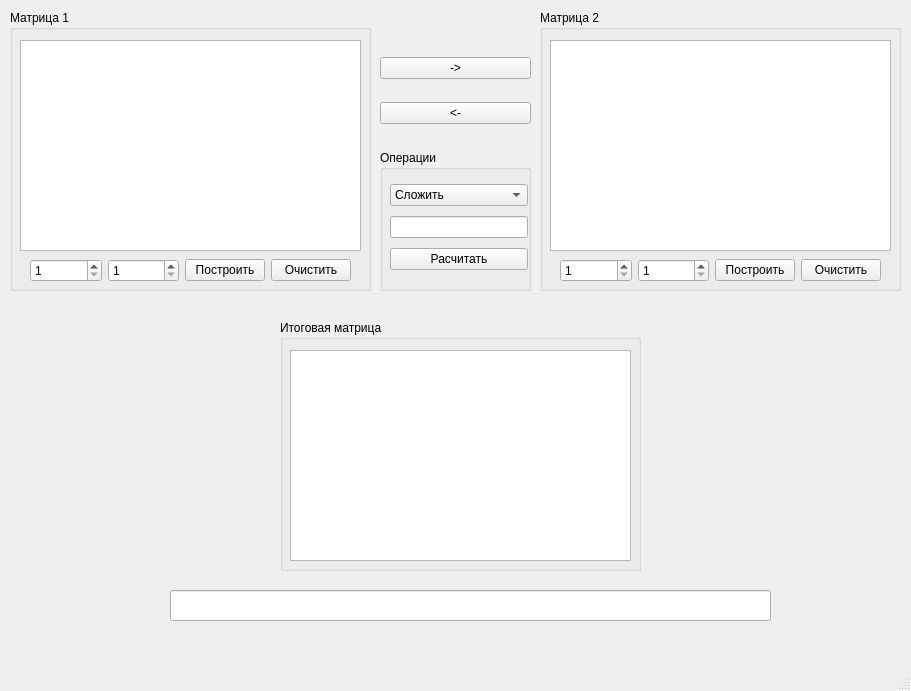
First picture: the form in mainwindow.ui, repository TyPaporotnyk/matrix-calculator, before the edit.
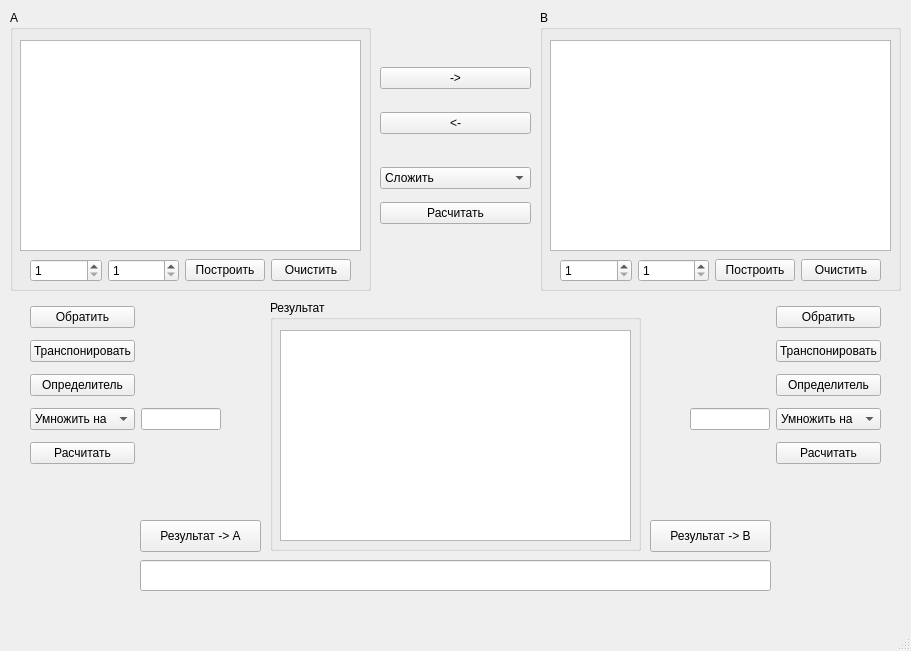
Second picture: the form after the edit.

Commit message: Updated UI and added some functional to buttons

```diff
--- a/mainwindow.ui
+++ b/mainwindow.ui
@@ -7,7 +7,7 @@
     <x>0</x>
     <y>0</y>
     <width>911</width>
-    <height>691</height>
+    <height>651</height>
    </rect>
   </property>
   <property name="windowTitle">
@@ -24,7 +24,7 @@
      </rect>
     </property>
     <property name="title">
-     <string>Матрица 1</string>
+     <string>A</string>
     </property>
     <widget class="QTableWidget" name="Matrix_1">
      <property name="geometry">
@@ -105,7 +105,7 @@
      </rect>
     </property>
     <property name="title">
-     <string>Матрица 2</string>
+     <string>B</string>
     </property>
     <widget class="QTableWidget" name="Matrix_2">
      <property name="geometry">
@@ -168,7 +168,7 @@
     <property name="geometry">
      <rect>
       <x>380</x>
-      <y>40</y>
+      <y>50</y>
       <width>151</width>
       <height>101</height>
      </rect>
@@ -193,21 +193,21 @@
    <widget class="QGroupBox" name="outputMatrixBox">
     <property name="geometry">
      <rect>
-      <x>280</x>
-      <y>320</y>
-      <width>361</width>
+      <x>270</x>
+      <y>300</y>
+      <width>371</width>
       <height>251</height>
      </rect>
     </property>
     <property name="title">
-     <string>Итоговая матрица</string>
+     <string>Результат</string>
     </property>
     <widget class="QTableWidget" name="Matrix_3">
      <property name="geometry">
       <rect>
        <x>10</x>
        <y>30</y>
-       <width>341</width>
+       <width>351</width>
        <height>211</height>
       </rect>
      </property>
@@ -216,32 +216,110 @@
    <widget class="QLineEdit" name="outputLine">
     <property name="geometry">
      <rect>
-      <x>170</x>
-      <y>590</y>
-      <width>601</width>
+      <x>140</x>
+      <y>560</y>
+      <width>631</width>
       <height>31</height>
      </rect>
     </property>
    </widget>
-   <widget class="QGroupBox" name="operationsBox">
+   <widget class="QWidget" name="gridLayoutWidget_6">
     <property name="geometry">
      <rect>
-      <x>380</x>
-      <y>150</y>
-      <width>151</width>
-      <height>141</height>
+      <x>30</x>
+      <y>300</y>
+      <width>191</width>
+      <height>174</height>
      </rect>
     </property>
-    <property name="title">
-     <string>Операции</string>
-    </property>
+    <layout class="QGridLayout" name="gridLayout_6">
+     <item row="0" column="0">
+      <widget class="QPushButton" name="matrixButon_convert_1">
+       <property name="text">
+        <string>Обратить</string>
+       </property>
+      </widget>
+     </item>
+     <item row="1" column="0">
+      <widget class="QPushButton" name="matrixButon_transpose_1">
+       <property name="text">
+        <string>Транспонировать</string>
+       </property>
+      </widget>
+     </item>
+     <item row="3" column="1">
+      <widget class="QLineEdit" name="matrix_line_1">
+       <property name="enabled">
+        <bool>true</bool>
+       </property>
+      </widget>
+     </item>
+     <item row="3" column="0">
+      <widget class="QComboBox" name="matrix_operations_1">
+       <property name="currentText">
+        <string>Умножить на</string>
+       </property>
+       <item>
+        <property name="text">
+         <string>Умножить на</string>
+        </property>
+       </item>
+       <item>
+        <property name="text">
+         <string>Поделить на</string>
+        </property>
+       </item>
+      </widget>
+     </item>
+     <item row="4" column="0">
+      <widget class="QPushButton" name="matrix_calc_1">
+       <property name="text">
+        <string>Расчитать</string>
+       </property>
+      </widget>
+     </item>
+     <item row="2" column="0">
+      <widget class="QPushButton" name="matrixButon_determinant_1">
+       <property name="text">
+        <string>Определитель</string>
+       </property>
+      </widget>
+     </item>
+    </layout>
+   </widget>
+   <widget class="QPushButton" name="result_to_A">
+    <property name="geometry">
+     <rect>
+      <x>140</x>
+      <y>520</y>
+      <width>121</width>
+      <height>32</height>
+     </rect>
+    </property>
+    <property name="text">
+     <string>Результат -&gt; A</string>
+    </property>
+   </widget>
+   <widget class="QPushButton" name="result_to_B">
+    <property name="geometry">
+     <rect>
+      <x>650</x>
+      <y>520</y>
+      <width>121</width>
+      <height>32</height>
+     </rect>
+    </property>
+    <property name="text">
+     <string>Результат -&gt; B</string>
+    </property>
+   </widget>
     <widget class="QWidget" name="gridLayoutWidget_4">
      <property name="geometry">
       <rect>
-       <x>10</x>
-       <y>30</y>
-       <width>138</width>
-       <height>95</height>
+      <x>380</x>
+      <y>160</y>
+      <width>151</width>
+      <height>71</height>
       </rect>
      </property>
      <layout class="QGridLayout" name="gridLayout_4">
@@ -265,39 +343,80 @@
           <string>Умножить</string>
          </property>
         </item>
-        <item>
-         <property name="text">
-          <string>Умножить на</string>
-         </property>
-        </item>
-        <item>
-         <property name="text">
-          <string>Поделить на</string>
-         </property>
-        </item>
-        <item>
-         <property name="text">
-          <string>Определитель</string>
-         </property>
-        </item>
-       </widget>
-      </item>
-      <item row="2" column="0">
+      </widget>
+     </item>
+     <item row="1" column="0">
        <widget class="QPushButton" name="calculateButton">
         <property name="text">
          <string>Расчитать</string>
         </property>
        </widget>
       </item>
-      <item row="1" column="0">
-       <widget class="QLineEdit" name="numLine">
+    </layout>
+   </widget>
+   <widget class="QWidget" name="gridLayoutWidget_7">
+    <property name="geometry">
+     <rect>
+      <x>690</x>
+      <y>300</y>
+      <width>191</width>
+      <height>174</height>
+     </rect>
+    </property>
+    <layout class="QGridLayout" name="gridLayout_7">
+     <item row="2" column="1">
+      <widget class="QPushButton" name="matrixButon_determinant_2">
+       <property name="text">
+        <string>Определитель</string>
+       </property>
+      </widget>
+     </item>
+     <item row="0" column="1">
+      <widget class="QPushButton" name="matrixButon_convert_2">
+       <property name="text">
+        <string>Обратить</string>
+       </property>
+      </widget>
+     </item>
+     <item row="1" column="1">
+      <widget class="QPushButton" name="matrixButon_transpose_2">
+       <property name="text">
+        <string>Транспонировать</string>
+       </property>
+      </widget>
+     </item>
+     <item row="3" column="1">
+      <widget class="QComboBox" name="matrix_operations_2">
+       <property name="currentText">
+        <string>Умножить на</string>
+       </property>
+       <item>
+        <property name="text">
+         <string>Умножить на</string>
+        </property>
+       </item>
+       <item>
+        <property name="text">
+         <string>Поделить на</string>
+        </property>
+       </item>
+      </widget>
+     </item>
+     <item row="4" column="1">
+      <widget class="QPushButton" name="matrix_calc_2">
+       <property name="text">
+        <string>Расчитать</string>
+       </property>
+      </widget>
+     </item>
+     <item row="3" column="0">
+      <widget class="QLineEdit" name="matrix_line_2">
         <property name="enabled">
          <bool>true</bool>
         </property>
        </widget>
       </item>
      </layout>
-    </widget>
    </widget>
   </widget>
   <widget class="QMenuBar" name="menubar">
```
Lines whose indentation alone changed are shown as unchanged. The commit also changes 5 other files.
